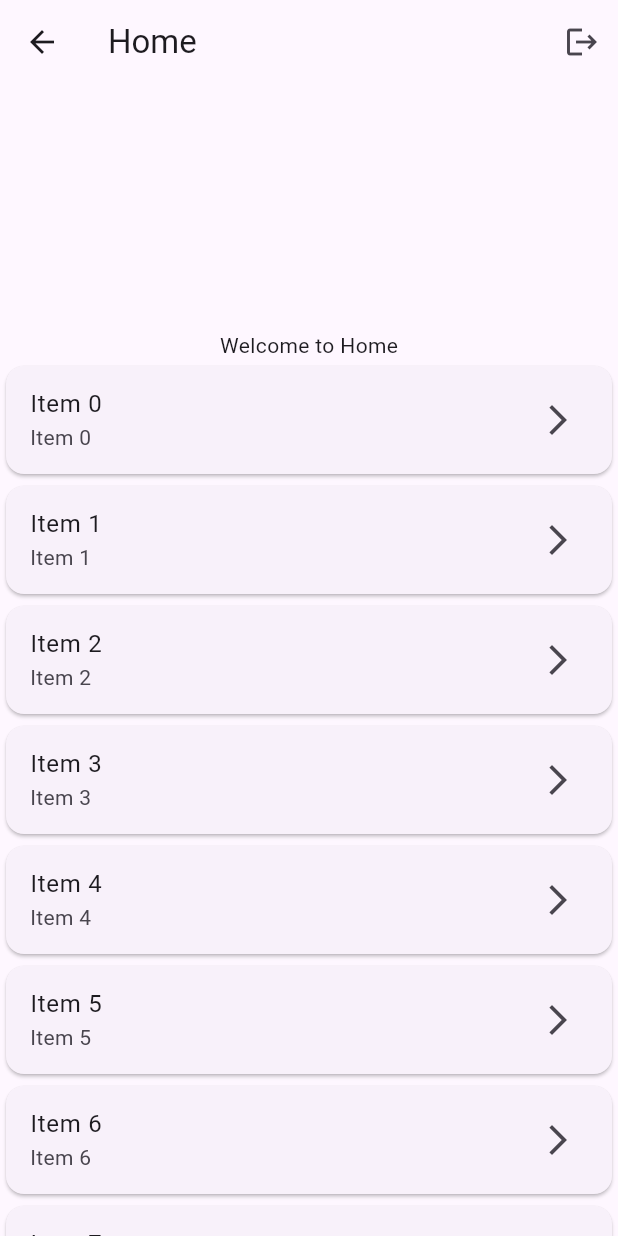
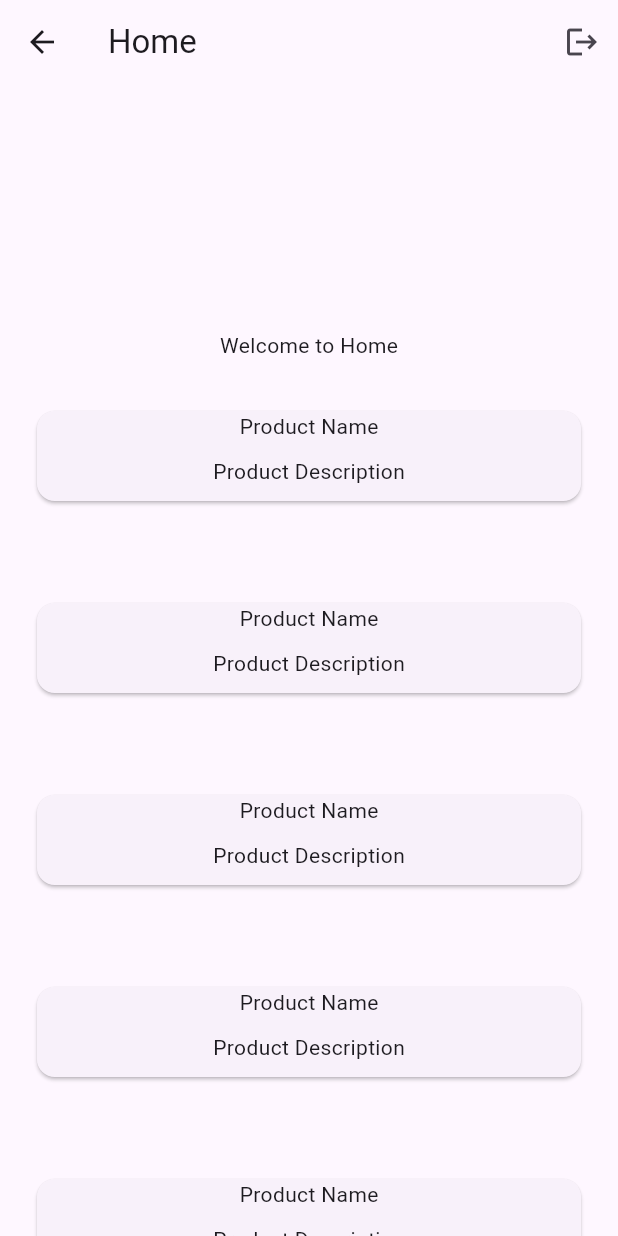
Before and after one commit to hiranmohanan/product-test-app, a Flutter app: the HomeView screen opened by its route, on a phone screen of 412 x 824 dp. Run offline on Flutter 3.47's test engine with Material 3 defaults, Android fonts, the phone set to English and light mode, and no system bars; our stand-ins replace firebase_auth, firebase_core, flutter_bloc, hive; accounts and stored records are empty; network calls fail.

Commit message:
home widget added

```diff
--- a/lib/view/home/home_view.dart
+++ b/lib/view/home/home_view.dart
@@ -1,4 +1,5 @@
 import 'package:flutter/material.dart';
+import 'package:product_app/view/home/widget.dart';
 
 import '../../widgets/widgets.dart';
 
@@ -50,13 +51,7 @@ class HomeView extends StatelessWidget {
               addAutomaticKeepAlives: true,
               itemCount: 19,
               itemBuilder: (context, index) {
-                return Card(
-                  child: ListTile(
-                    title: Text('Item $index'),
-                    subtitle: Text('Item $index'),
-                    trailing: const Icon(Icons.arrow_forward_ios),
-                  ),
-                );
+                return const Center(child: ProductCard());
               }),
         ],
       ),
--- /dev/null
+++ b/lib/view/home/widget.dart
@@ -0,0 +1,41 @@
+import 'package:flutter/material.dart';
+
+class ProductCard extends StatefulWidget {
+  const ProductCard({super.key});
+
+  @override
+  State<ProductCard> createState() => _ProductCardState();
+}
+
+class _ProductCardState extends State<ProductCard> {
+  @override
+  Widget build(BuildContext context) {
+    return Container(
+      margin: const EdgeInsets.symmetric(horizontal: 20),
+      padding: const EdgeInsets.symmetric(vertical: 30),
+      width: MediaQuery.of(context).size.width * 0.9,
+      child: Card(
+
+        child: Column(
+          children: [
+            const Text('Product Name'),
+            SizedBox(height: 10),
+            const Text('Product Description'),
+            const SizedBox(height: 10),
+
+
+            Container(
+              decoration: const BoxDecoration(
+                image: DecorationImage(
+                  image: NetworkImage('https://via.placeholder.com/150'),
+                  fit: BoxFit.cover,
+                ),
+              ),
+
+            )
+          ],
+        ),
+      ),
+    );
+  }
+}
```
Also changed, not shown: pubspec.lock, 1 other file.
